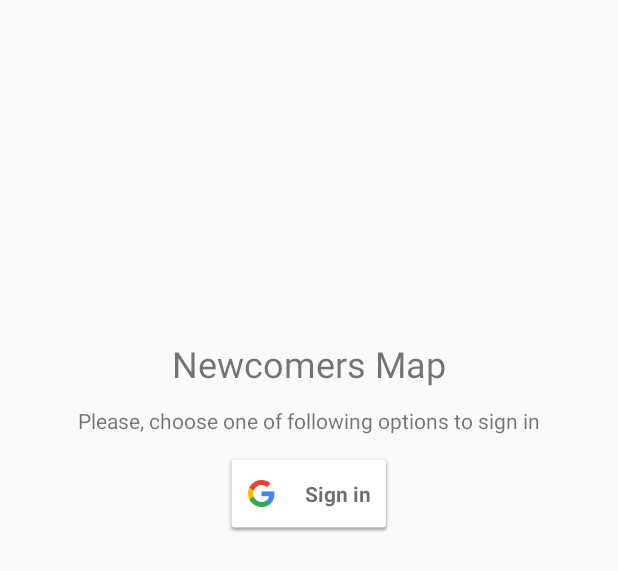
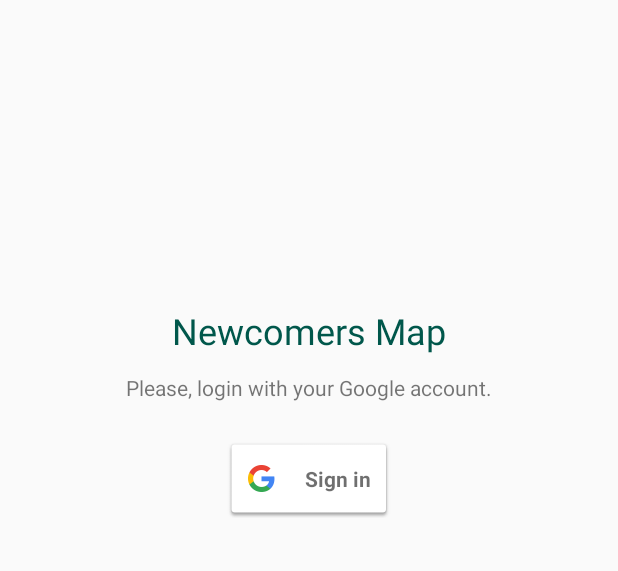
Before and after one commit to ldslvbrn/NewcomersMap, an Android app: the layout fragment_sing_in.xml on its own in the app's theme, with its tools: preview values and no code run, on a phone screen of 412 x 824 dp. Shown: the top 571 px of the screen. Run offline under Robolectric (Android 15) with nearby library versions, the phone set to English and light mode, and no system bars.

Commit message:
Retrieval 2

```diff
--- a/app/src/main/java/uk/ac/tees/newcomersmap/SingInFragment.java
+++ b/app/src/main/java/uk/ac/tees/newcomersmap/SingInFragment.java
@@ -32,6 +32,8 @@ public class SingInFragment extends Fragment {
 
     public static final String TAG = "SingInFragment";
     public static final int GOOGLE_SIGN_IN_REQUEST = 1;
+    public static final String EXTRA_GOOGLE_SING_IN_ACCOUNT =
+            "uk.ac.tees.newcomersmap.EXTRA_GOOGLE_SING_IN_ACCOUNT";
 
     private GoogleSignInClient mGoogleSignInClient;
 
@@ -54,7 +56,7 @@ public class SingInFragment extends Fragment {
                 .Builder(GoogleSignInOptions.DEFAULT_SIGN_IN)
                 // Value default_web_client_id is generated at compile time
                 // from google-services.json file
-                .requestIdToken(getString(R.string.default_web_client_id))
+                .requestIdToken(R.string.default_web_client_id)
                 .requestEmail()
                 .build();
 
@@ -93,7 +95,7 @@ public class SingInFragment extends Fragment {
 
             // Signed in successfully, show authenticated UI.
             Bundle bundle = new Bundle();
-            bundle.putParcelable(MapListFragment.EXTRA_GOOGLE_SING_IN_ACCOUNT,account);
+            bundle.putParcelable(EXTRA_GOOGLE_SING_IN_ACCOUNT,account);
             Navigation.findNavController(getActivity(),R.id.nav_host_fragment)
                     .navigate(R.id.mapListFragment, bundle);
 
--- a/app/src/main/res/layout/fragment_sing_in.xml
+++ b/app/src/main/res/layout/fragment_sing_in.xml
@@ -1,34 +1,33 @@
 <?xml version="1.0" encoding="utf-8"?>
 <androidx.constraintlayout.widget.ConstraintLayout xmlns:android="http://schemas.android.com/apk/res/android"
     xmlns:app="http://schemas.android.com/apk/res-auto"
-    xmlns:tools="http://schemas.android.com/tools"
-    android:layout_width="match_parent"
-    android:layout_height="match_parent"
-    tools:context=".ui.SingInFragment">
+    android:layout_width="fill_parent"
+    android:layout_height="fill_parent">
 
     <TextView
         android:id="@+id/text_view_app_name"
         android:layout_width="wrap_content"
         android:layout_height="wrap_content"
-        android:layout_marginStart="12dp"
-        android:layout_marginTop="12dp"
-        android:layout_marginEnd="12dp"
-        android:layout_marginBottom="12dp"
+        android:layout_marginStart="12.0dip"
+        android:layout_marginTop="12.0dip"
+        android:layout_marginEnd="12.0dip"
+        android:layout_marginBottom="12.0dip"
         android:text="@string/app_name"
-        android:textSize="24sp"
+        android:textColor="@color/colorPrimaryDark"
+        android:textSize="24.0sp"
         app:layout_constraintBottom_toBottomOf="parent"
         app:layout_constraintEnd_toEndOf="parent"
         app:layout_constraintStart_toStartOf="parent"
         app:layout_constraintTop_toTopOf="parent"
-        app:layout_constraintVertical_bias="0.279" />
+        app:layout_constraintVertical_bias="0.25" />
 
     <TextView
         android:id="@+id/text_view_please_log_in"
         android:layout_width="wrap_content"
         android:layout_height="wrap_content"
-        android:layout_marginStart="12dp"
-        android:layout_marginTop="12dp"
-        android:layout_marginEnd="12dp"
+        android:layout_marginStart="12.0dip"
+        android:layout_marginTop="12.0dip"
+        android:layout_marginEnd="12.0dip"
         android:text="@string/please_log_in"
         android:textSize="14sp"
         app:layout_constraintEnd_toEndOf="parent"
@@ -38,13 +37,11 @@
     <com.google.android.gms.common.SignInButton
         android:id="@+id/google_sign_in_button"
         android:layout_width="wrap_content"
-        android:layout_height="54dp"
-        android:layout_marginStart="12dp"
-        android:layout_marginTop="12dp"
-        android:layout_marginEnd="12dp"
+        android:layout_height="54.0dip"
+        android:layout_marginStart="12.0dip"
+        android:layout_marginTop="24dp"
+        android:layout_marginEnd="12.0dip"
         app:layout_constraintEnd_toEndOf="parent"
         app:layout_constraintStart_toStartOf="parent"
         app:layout_constraintTop_toBottomOf="@+id/text_view_please_log_in" />
-
-
 </androidx.constraintlayout.widget.ConstraintLayout>
--- a/app/src/main/res/values/strings.xml
+++ b/app/src/main/res/values/strings.xml
@@ -4,7 +4,7 @@
     <!-- TODO: Remove or change this placeholder text -->
     <string name="hello_blank_fragment">Hello blank fragment</string>
     <string name="welcome_word">Welcome!</string>
-    <string name="please_log_in">Please, choose one of following options to sign in</string>
+    <string name="please_log_in">Please, login with your Google account.</string>
     <string name="error_message">Sorry, we were unable to retrieve your data</string>
     <string name="error_word">Error</string>
     <string name="loading_your_maps">Loading your maps. . .</string>
```
Also changed, not shown: app/src/main/java/uk/ac/tees/newcomersmap/MainActivity.java (+8 -27 lines), app/src/main/java/uk/ac/tees/newcomersmap/TitleScreenFragment.java (+23 -2 lines), app/src/main/res/layout/fragment_map_list.xml (+54 -11 lines), app/src/main/res/layout/fragment_title_screen.xml (+15 -17 lines), app/src/main/res/navigation/nav_graph.xml (+52 -1 lines).
